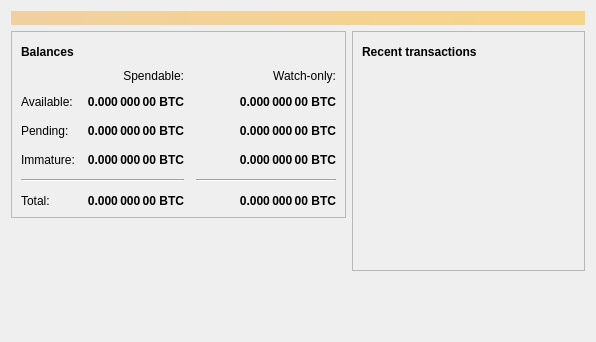
First picture: the form in src/qt/forms/overviewpage.ui, repository psionin/smartcoin, before the edit.
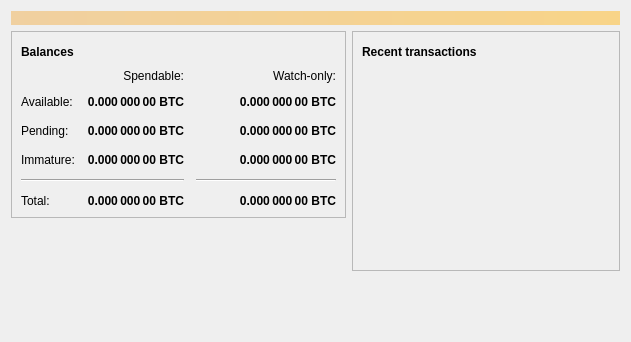
Second picture: the form after the edit. Icons and pictures are not drawn.

What changed in the file:
```diff
--- a/src/qt/forms/overviewpage.ui
+++ b/src/qt/forms/overviewpage.ui
@@ -6,7 +6,7 @@
    <rect>
     <x>0</x>
     <y>0</y>
-    <width>596</width>
+    <width>631</width>
     <height>342</height>
    </rect>
   </property>
```
Left out of the diff: 23 changed lines with no effect on the pictures.
